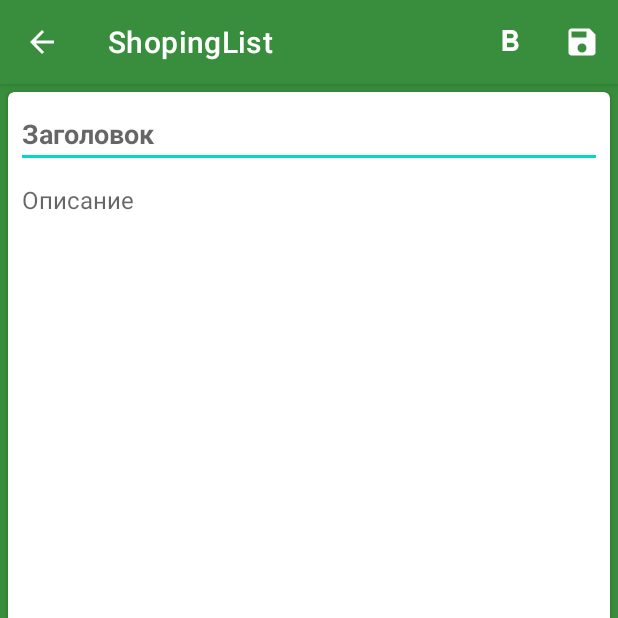
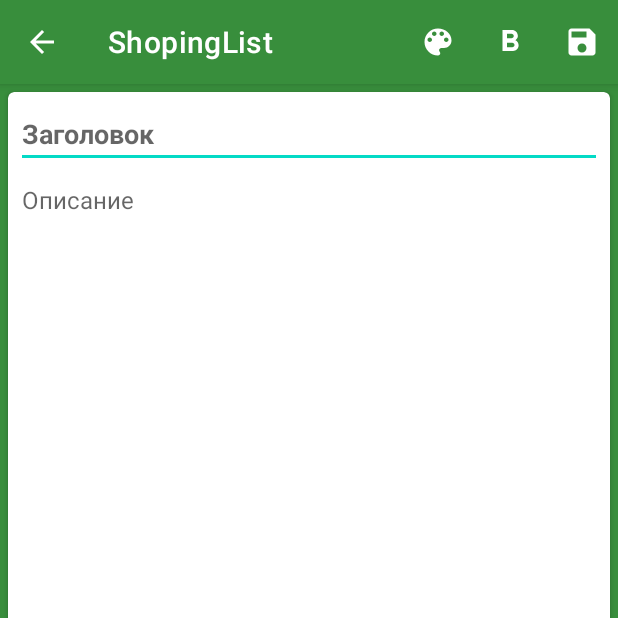
Before and after one commit to StanAtilovich/ShopingList, an Android app: the NewNoteActivity screen opened directly, with no data from a screen before it, on a phone screen of 412 x 824 dp, the top half of it. Run offline under Robolectric (Android 15) with nearby library versions, the phone set to English and light mode, and no system bars; 1 statement that could not run was skipped.

Commit message:
разметка для ColorPicker

```diff
--- /dev/null
+++ b/app/src/main/res/drawable/ic_color.xml
@@ -0,0 +1,5 @@
+<vector android:height="24dp" android:tint="#FFFFFF"
+    android:viewportHeight="24" android:viewportWidth="24"
+    android:width="24dp" xmlns:android="http://schemas.android.com/apk/res/android">
+    <path android:fillColor="@android:color/white" android:pathData="M12,3c-4.97,0 -9,4.03 -9,9s4.03,9 9,9c0.83,0 1.5,-0.67 1.5,-1.5 0,-0.39 -0.15,-0.74 -0.39,-1.01 -0.23,-0.26 -0.38,-0.61 -0.38,-0.99 0,-0.83 0.67,-1.5 1.5,-1.5L16,16c2.76,0 5,-2.24 5,-5 0,-4.42 -4.03,-8 -9,-8zM6.5,12c-0.83,0 -1.5,-0.67 -1.5,-1.5S5.67,9 6.5,9 8,9.67 8,10.5 7.33,12 6.5,12zM9.5,8C8.67,8 8,7.33 8,6.5S8.67,5 9.5,5s1.5,0.67 1.5,1.5S10.33,8 9.5,8zM14.5,8c-0.83,0 -1.5,-0.67 -1.5,-1.5S13.67,5 14.5,5s1.5,0.67 1.5,1.5S15.33,8 14.5,8zM17.5,12c-0.83,0 -1.5,-0.67 -1.5,-1.5S16.67,9 17.5,9s1.5,0.67 1.5,1.5 -0.67,1.5 -1.5,1.5z"/>
+</vector>
--- a/app/src/main/res/layout/activity_new_note.xml
+++ b/app/src/main/res/layout/activity_new_note.xml
@@ -52,4 +52,83 @@
                 app:layout_constraintTop_toBottomOf="@+id/edTitle" />
         </androidx.constraintlayout.widget.ConstraintLayout>
     </androidx.cardview.widget.CardView>
+
+    <LinearLayout
+        android:id="@+id/colorPicker"
+        android:layout_width="wrap_content"
+        android:layout_height="wrap_content"
+        android:background="@color/material_dynamic_neutral40"
+        android:elevation="10dp"
+        android:orientation="horizontal"
+        android:padding="3dp"
+        android:visibility="gone"
+        app:layout_constraintBottom_toBottomOf="parent"
+        app:layout_constraintEnd_toEndOf="parent"
+        app:layout_constraintStart_toStartOf="parent"
+        app:layout_constraintTop_toTopOf="parent">
+
+        <TableLayout
+            android:layout_width="match_parent"
+            android:layout_height="match_parent">
+
+            <TableRow
+                android:layout_width="match_parent"
+                android:layout_height="match_parent">
+
+                <ImageButton
+                    android:id="@+id/imRed"
+                    android:layout_width="40dp"
+                    android:layout_height="40dp"
+                    android:layout_margin="2dp"
+                    android:background="@null"
+                    android:src="@color/picker_red" />
+
+                <ImageButton
+                    android:id="@+id/imGreen"
+                    android:layout_width="40dp"
+                    android:layout_height="40dp"
+                    android:layout_margin="2dp"
+                    android:background="@null"
+                    android:src="@color/picker_green" />
+
+                <ImageButton
+                    android:id="@+id/imBlue"
+                    android:layout_width="40dp"
+                    android:layout_height="40dp"
+                    android:layout_margin="2dp"
+                    android:background="@null"
+                    android:src="@color/picker_blue" />
+            </TableRow>
+
+            <TableRow
+                android:layout_width="match_parent"
+                android:layout_height="match_parent">
+
+                <ImageButton
+                    android:id="@+id/imBlack"
+                    android:layout_width="40dp"
+                    android:layout_height="40dp"
+                    android:layout_margin="2dp"
+                    android:background="@null"
+                    android:src="@color/picker_black" />
+
+                <ImageButton
+                    android:id="@+id/imYellow"
+                    android:layout_width="40dp"
+                    android:layout_height="40dp"
+                    android:layout_margin="2dp"
+                    android:background="@null"
+                    android:src="@color/picker_yellow" />
+
+                <ImageButton
+                    android:id="@+id/imOrange"
+                    android:layout_width="40dp"
+                    android:layout_height="40dp"
+                    android:layout_margin="2dp"
+                    android:background="@null"
+                    android:src="@color/picker_orange" />
+            </TableRow>
+        </TableLayout>
+
+    </LinearLayout>
 </androidx.constraintlayout.widget.ConstraintLayout>
--- a/app/src/main/res/menu/new_note_menu.xml
+++ b/app/src/main/res/menu/new_note_menu.xml
@@ -5,13 +5,20 @@
         android:id="@+id/save"
         android:icon="@drawable/ic_save"
         android:title="@string/save"
-        android:orderInCategory="2"
+        android:orderInCategory="3"
         app:showAsAction="ifRoom"
         />
     <item
         android:id="@+id/bold"
         android:icon="@drawable/ic_bold"
         android:title="@string/bold"
+        android:orderInCategory="2"
+        app:showAsAction="ifRoom"
+        />
+    <item
+        android:id="@+id/color"
+        android:icon="@drawable/ic_color"
+        android:title="@string/color"
         android:orderInCategory="1"
         app:showAsAction="ifRoom"
         />
--- a/app/src/main/res/values/colors.xml
+++ b/app/src/main/res/values/colors.xml
@@ -3,4 +3,11 @@
     <color name="black">#FF000000</color>
     <color name="white">#FFFFFFFF</color>
     <color name="green">#388E3C</color>
+
+    <color name="picker_red">#C2185B</color>
+    <color name="picker_green">#06980D</color>
+    <color name="picker_blue">#1125A3</color>
+    <color name="picker_black">#000000</color>
+    <color name="picker_yellow">#AFB42B</color>
+    <color name="picker_orange">#FBC02D</color>
 </resources>
--- a/app/src/main/res/values/strings.xml
+++ b/app/src/main/res/values/strings.xml
@@ -9,4 +9,5 @@
     <string name="discription_hint">Описание</string>
     <string name="hello_blank_fragment">Hello blank fragment</string>
     <string name="bold">Жирный шрифт</string>
+    <string name="color">Цвет</string>
 </resources>
```
